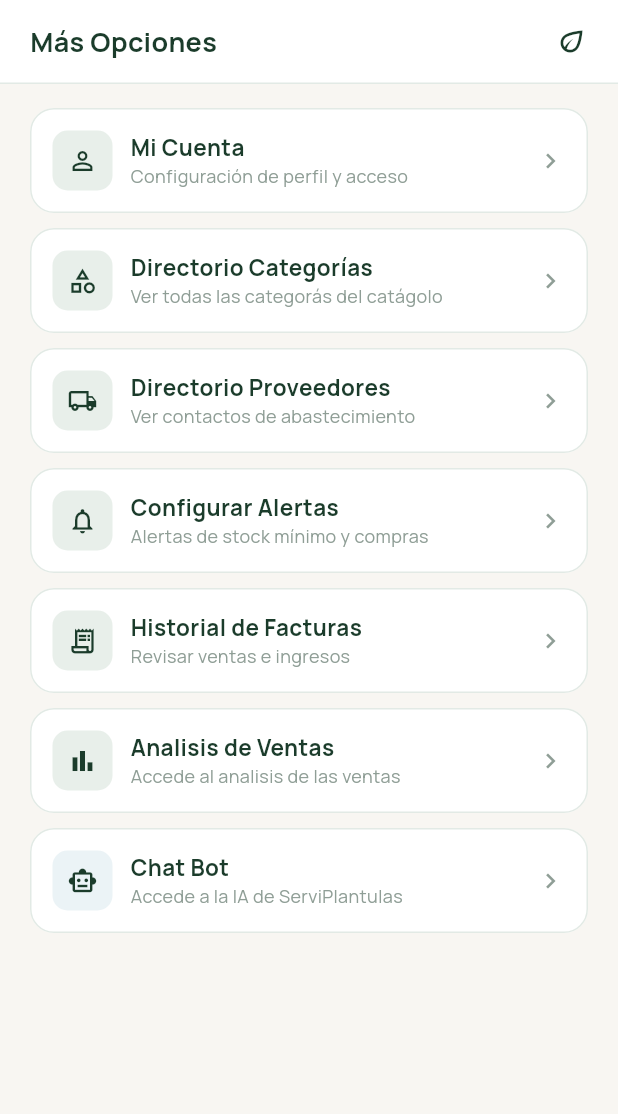
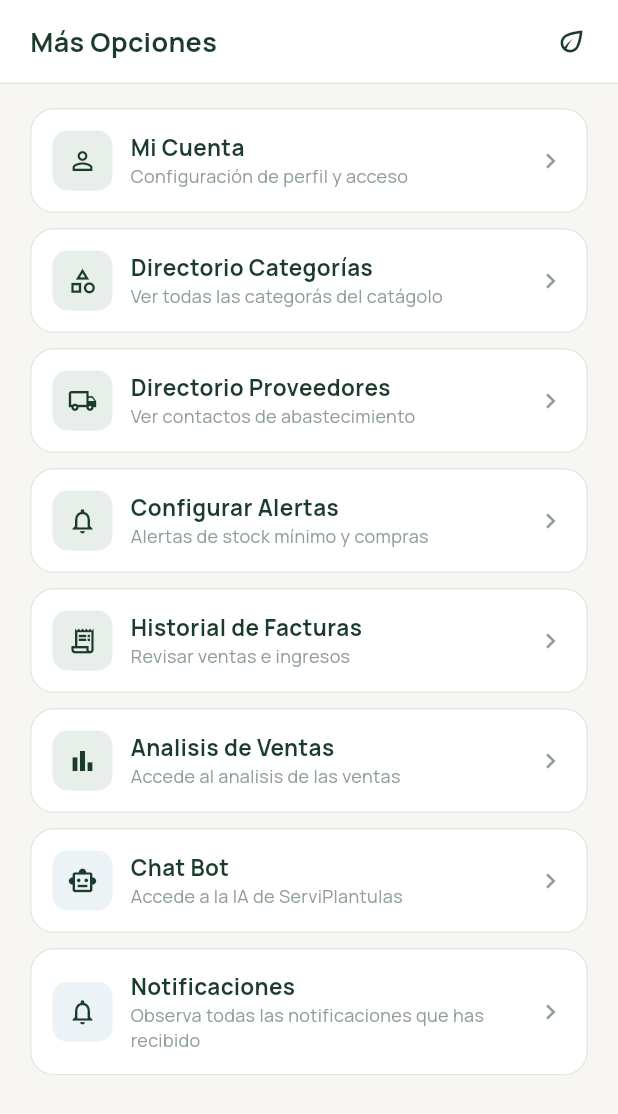
Before and after one commit to serviplantulas-proyecto/serviplantulas, a Flutter app: the MenuMasPage screen opened directly, on a phone screen of 412 x 824 dp. Shown: the top 1114 px of the screen. Run offline on Flutter 3.47's test engine with Material 3 defaults, Android fonts, the phone set to English and light mode, and no system bars; our stand-ins replace google_fonts, image_picker, shared_preferences; missing offline and left inert: desktop_drop, image_picker_android, image_picker_platform_interface; accounts and stored records are empty.

Commit message:
reorganizando, pantallas, menu y chat bot

```diff
--- a/serviplantulas_frontend/lib/pantallas/chat_eva_page.dart
+++ b/serviplantulas_frontend/lib/pantallas/chat_eva_page.dart
@@ -230,8 +230,6 @@ class _ChatEvaPageState extends State<ChatEvaPage> {
             ),
           ),
           const SizedBox(width: 8),
-          Text("EVA puede cometer errores. Verifica los datos importantes.", style: TextStyle(fontSize: 14, color: Colors.black),),
-          const SizedBox(width: 8),
           CircleAvatar(
             backgroundColor: _cargando ? AppColors.textMuted : AppColors.primary,
             child: IconButton(
--- a/serviplantulas_frontend/lib/pantallas/menu_mas_page.dart
+++ b/serviplantulas_frontend/lib/pantallas/menu_mas_page.dart
@@ -2,6 +2,7 @@ import 'package:flutter/material.dart';
 import 'package:serviplantulas_frontend/pantallas/analisis_ventas_page.dart';
 import 'package:serviplantulas_frontend/pantallas/categorias_page.dart';
 import 'package:serviplantulas_frontend/pantallas/directorio_proveedores_page.dart';
+import 'package:serviplantulas_frontend/pantallas/notificaciones_page.dart';
 
 import '../componentes/menu/menu_option_tile.dart';
 import '../styles/app_colors.dart';
@@ -70,6 +71,13 @@ class MenuMasPage extends StatelessWidget {
                     iconBg: AppColors.infoBackground,
                     onTap: () => _go(context, const ChatEvaPage()),
                   ),
+                  MenuOptionTile(
+                    icon: Icons.notifications_outlined,
+                    title: 'Notificaciones',
+                    subtitle: 'Observa todas las notificaciones que has recibido ',
+                    iconBg: AppColors.infoBackground,
+                    onTap: () => _go(context, const NotificacionesPage()),
+                  ),
                 ],
               ),
             ),
```
